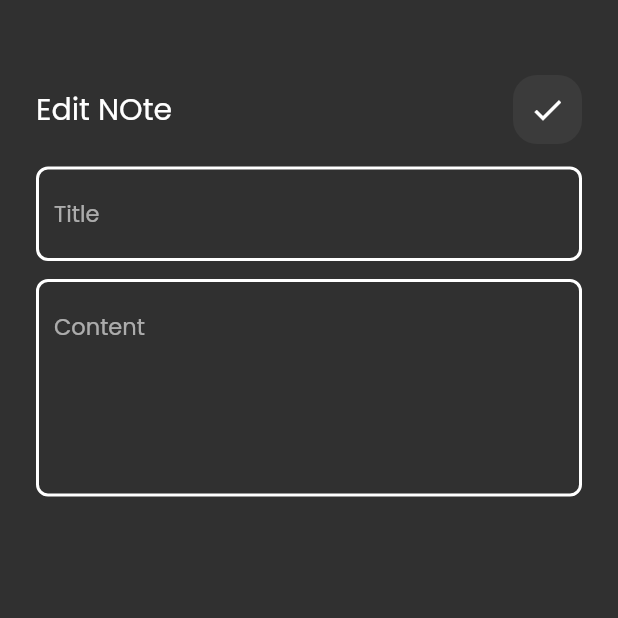
After one commit to ahmedgamal3020/notes_app, a Flutter app: the screen it shows after launch, after a tap on "Flutter tips", on a phone screen of 412 x 824 dp, the top half of it. The commit adds this screen. Run offline on Flutter 3.47's test engine with Material 2 defaults, Android fonts, the phone set to English and light mode, and no system bars.

Commit message:
create edit view ui

```diff
--- /dev/null
+++ b/lib/conponents/conponents.dart
@@ -0,0 +1,8 @@
+
+import 'package:flutter/material.dart';
+
+Future<dynamic> navigateTo({required context, required Widget view})=>Navigator.push(
+    context,
+    MaterialPageRoute(
+        builder: (context)=>view
+    ));
--- /dev/null
+++ b/lib/view/edit_note_view.dart
@@ -0,0 +1,13 @@
+import 'package:flutter/material.dart';
+import 'package:notes/view/widgets/edit_note_view_body.dart';
+
+class EditNoteView extends StatelessWidget {
+  const EditNoteView({Key? key}) : super(key: key);
+
+  @override
+  Widget build(BuildContext context) {
+    return Scaffold(
+      body: EditNoteViewBody(),
+    );
+  }
+}
--- a/lib/view/widgets/app_bar.dart
+++ b/lib/view/widgets/app_bar.dart
@@ -1,20 +1,25 @@
 import 'package:flutter/material.dart';
-import 'package:notes/view/widgets/search_icon.dart';
+import 'package:notes/view/widgets/search_iconBottom.dart';
 
 class CustomAppBar extends StatelessWidget {
-  const CustomAppBar({Key? key}) : super(key: key);
-
+  const CustomAppBar({Key? key, required this.title, required this.icon,this.onPressed}) : super(key: key);
+  final String title;
+  final IconData icon;
+  final void Function()? onPressed;
   @override
   Widget build(BuildContext context) {
     return Row(
-      children:const  [
-        Text('Notes',
-          style: TextStyle(
+      children: [
+        Text(title,
+          style:const TextStyle(
               fontSize: 20
           ),
         ),
-        Spacer(),
-        CustomIconSearch()
+        const Spacer(),
+        CustomIconBottomSearch(
+          icon: icon,
+          onPressed: onPressed,
+        ),
       ],
     );
   }
--- /dev/null
+++ b/lib/view/widgets/edit_note_view_body.dart
@@ -0,0 +1,37 @@
+import 'package:flutter/material.dart';
+import 'package:notes/view/widgets/app_bar.dart';
+import 'package:notes/view/widgets/text_field.dart';
+
+class EditNoteViewBody extends StatelessWidget {
+  const EditNoteViewBody({Key? key}) : super(key: key);
+
+  @override
+  Widget build(BuildContext context) {
+    return Padding(
+      padding: const EdgeInsets.symmetric(horizontal: 24),
+      child: Column(
+        children: [
+          const SizedBox(
+            height: 50,
+          ),
+            CustomAppBar(
+                onPressed:(){},
+                title: 'Edit NOte',
+                icon:Icons.check
+
+          ),
+          const SizedBox(height: 15),
+          CustomTextField(
+            hint: 'Title',
+          ),
+          const SizedBox(height: 12,),
+          CustomTextField(
+            hint: 'Content',
+            maxLines: 5,
+          ),
+
+        ],
+      ),
+    );
+  }
+}
--- a/lib/view/widgets/note_item.dart
+++ b/lib/view/widgets/note_item.dart
@@ -1,11 +1,20 @@
 import 'package:flutter/material.dart';
+import 'package:notes/conponents/conponents.dart';
+import 'package:notes/view/edit_note_view.dart';
 
 class NoteItem extends StatelessWidget {
   const NoteItem({Key? key}) : super(key: key);
 
   @override
   Widget build(BuildContext context) {
-    return Container(
+    return GestureDetector(
+      onTap: (){
+        navigateTo(
+          context: context,
+          view:const  EditNoteView()
+        );
+      },
+      child: Container(
         padding:const  EdgeInsets.only(top: 20,bottom: 20,left: 16),
         width: double.infinity,
         decoration: BoxDecoration(
@@ -44,6 +53,7 @@ class NoteItem extends StatelessWidget {
             )
           ],
         ),
+      ),
     );
   }
 }
--- a/lib/view/widgets/notes_view_body.dart
+++ b/lib/view/widgets/notes_view_body.dart
@@ -10,12 +10,16 @@ class NotesViewBody extends StatelessWidget {
     return Padding(
       padding: const EdgeInsets.symmetric(horizontal: 24),
       child: Column(
-        children:const [
-          SizedBox(
+        children: [
+         const SizedBox(
             height: 50,
           ),
-          CustomAppBar(),
-          SizedBox(
+          CustomAppBar(
+            onPressed:(){},
+            title: 'Notes',
+            icon: Icons.search,
+          ),
+          const SizedBox(
             height: 10,),
           ListViewSeparated(),
         ],
--- a/lib/view/widgets/search_icon.dart
+++ b/lib/view/widgets/search_iconBottom.dart
@@ -1,7 +1,9 @@
 import 'package:flutter/material.dart';
 
-class CustomIconSearch extends StatelessWidget {
-  const CustomIconSearch({Key? key}) : super(key: key);
+class CustomIconBottomSearch extends StatelessWidget {
+  const CustomIconBottomSearch({Key? key, required this.icon, this.onPressed}) : super(key: key);
+  final IconData icon;
+  final void Function()? onPressed;
 
   @override
   Widget build(BuildContext context) {
@@ -12,7 +14,7 @@ class CustomIconSearch extends StatelessWidget {
           color: Colors.white.withOpacity(.05),
           borderRadius: BorderRadius.circular(16)
       ),
-      child:const  Icon(Icons.search,size: 24,),
+      child: IconButton(onPressed: onPressed, icon: Icon(icon),iconSize: 24),
     );
   }
 }
```
Lines whose indentation alone changed are shown as unchanged.
